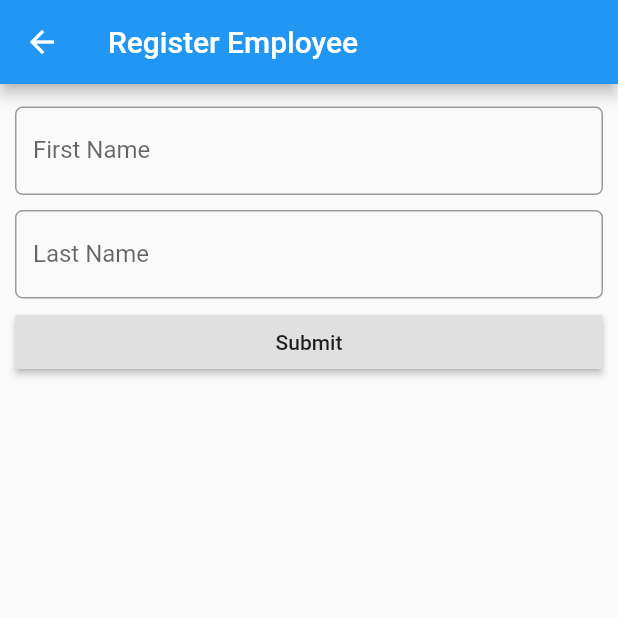
After one commit to Vi-Mal/loginapp, a Flutter app: the registerEmployee screen opened directly, after a tap on "Submit", on a phone screen of 412 x 824 dp, the top half of it. The commit adds this screen. Run offline on Flutter 3.47's test engine with Material 2 defaults, Android fonts, the phone set to English and light mode, and no system bars; our stand-ins replace email_validator, fluttertoast, shared_preferences; missing offline and left inert: footer, mysql1; accounts and stored records are empty; network calls fail.

Commit message:
30/11 DB  wrk

```diff
--- /dev/null
+++ b/lib/EmployeeModel.dart
@@ -0,0 +1,27 @@
+import 'dart:convert';
+
+EmployeeModel employeeModelJson(String str) =>
+    EmployeeModel.fromJson(json.decode(str));
+
+String employeeModelToJson(EmployeeModel data) => json.encode(data.toJson());
+
+class EmployeeModel {
+  int id;
+  String firstName;
+  String lastName;
+
+  EmployeeModel({required this.id, required this.firstName, required this.lastName});
+
+  factory EmployeeModel.fromJson(Map<String, dynamic> json) => EmployeeModel(
+      firstName: json["firstName"], lastName: json["lastName"], id: json["id"]);
+
+  Map<String, dynamic> toJson() => {
+    "firstName": firstName,
+    "lastName": lastName,
+    'id': id,
+  };
+
+  String get firstname => firstName;
+
+  String get lastname => lastName;
+}
--- a/lib/customdrawer.dart
+++ b/lib/customdrawer.dart
@@ -4,6 +4,7 @@ import 'package:loginapp/namelist.dart';
 import 'package:shared_preferences/shared_preferences.dart';
 import 'displayDBdata.dart';
 import 'empapidata.dart';
+import 'getempdata.dart';
 import 'loginscreen.dart';
 
 class CustomDrawer extends StatelessWidget {
@@ -61,7 +62,7 @@ class CustomDrawer extends StatelessWidget {
                       Navigator.push<void>(
                       context,
                       MaterialPageRoute<void>(
-                      builder: (BuildContext context) =>  displatDBdata(),
+                      builder: (BuildContext context) =>  getemployees(),
                       ),
                       );
                     }
--- a/lib/displayDBdata.dart
+++ b/lib/displayDBdata.dart
@@ -11,11 +11,10 @@ class displatDBdata extends StatefulWidget {
 
 class _displatDBdataState extends State<displatDBdata> {
 
-  var db = new Mysql();
   var mail= 'empty';
 
   void _getCustomer() {
-    db.getConnection().then((conn) {
+    Mysql().getConnection().then((conn) {
       String sql = 'SELECT user_mail FROM user_info.user_login';
       conn.query(sql).then((results) {
         for(var row in results){
@@ -37,7 +36,7 @@ class _displatDBdataState extends State<displatDBdata> {
           mainAxisAlignment: MainAxisAlignment.center,
           children: <Widget>[
             Text(
-              'mail: $mail',
+              mail,
             ),
           ],
         ),
--- /dev/null
+++ b/lib/registeremployee.dart
@@ -0,0 +1,121 @@
+import 'dart:convert';
+
+import 'package:flutter/cupertino.dart';
+import 'package:flutter/material.dart';
+import 'package:http/http.dart' as http;
+
+import 'EmployeeModel.dart';
+
+class registerEmployee extends StatefulWidget {
+  @override
+  State<StatefulWidget> createState() {
+    return registerEmployeeState();
+  }
+}
+
+registerEmployees(
+    String firstName, String lastName, BuildContext context) async {
+  var Url = 'http://localhost:8080/addemployee';
+  var response = await http.post(Uri.parse(Url),
+      headers: <String, String>{"Content-Type": "application/json"},
+      body: jsonEncode(<String, String>{
+        "firstName": firstName,
+        "lastName": lastName,
+      }));
+
+  String responseString = response.body;
+  if (response.statusCode == 200) {
+    showDialog(
+      context: context,
+      barrierDismissible: true,
+      builder: (BuildContext dialogContext) {
+        return MyAlertDialog(title: 'Backend Response', content: response.body);
+      },
+    );
+  }
+}
+
+class registerEmployeeState extends State<registerEmployee> {
+  final minimumPadding = 5.0;
+
+  TextEditingController firstController = TextEditingController();
+  TextEditingController lastController = TextEditingController();
+
+  late EmployeeModel employee;
+
+  @override
+  Widget build(BuildContext context) {
+    return Scaffold(
+      appBar: AppBar(
+        title: Text("Register Employee"),
+      ),
+      body: Form(
+        child: Padding(
+          padding: EdgeInsets.all(minimumPadding * 2),
+          child: ListView(
+            children: <Widget>[
+              Padding(
+                  padding: EdgeInsets.only(
+                      top: minimumPadding, bottom: minimumPadding),
+                  child: TextFormField(
+                    decoration: InputDecoration(
+                        labelText: 'First Name',
+                        hintText: 'Enter Your First Name',
+                        border: OutlineInputBorder(
+                            borderRadius: BorderRadius.circular(5.0))),
+                  )),
+              Padding(
+                  padding: EdgeInsets.only(
+                      top: minimumPadding, bottom: minimumPadding),
+                  child: TextFormField(
+                    decoration: InputDecoration(
+                        labelText: 'Last Name',
+                        hintText: 'Enter Your First Name',
+                        border: OutlineInputBorder(
+                            borderRadius: BorderRadius.circular(5.0))),
+                  )),
+              RaisedButton(
+                  child: Text('Submit'),
+                  onPressed: () async {
+                    String firstName = firstController.text;
+                    String lastName = lastController.text;
+                    EmployeeModel employees =
+                    await registerEmployees(firstName, lastName, context);
+                    firstController.text = '';
+                    lastController.text = '';
+                    setState(() {
+                      employee = employees;
+                    });
+                  })
+            ],
+          ),
+        ),
+      ),
+    );
+  }
+}
+
+class MyAlertDialog extends StatelessWidget {
+  final String title;
+  final String content;
+  final List<Widget> actions;
+
+  MyAlertDialog({
+    required this.title,
+    required this.content,
+    this.actions = const [],
+  });
+
+  @override
+  Widget build(BuildContext context) {
+    return AlertDialog(
+      title: Text(
+        this.title,
+      ),
+      actions: this.actions,
+      content: Text(
+        this.content,
+      ),
+    );
+  }
+}
```
Also changed, not shown: lib/DeleteEmployee.dart (added, +33 -0 lines), lib/getempdata.dart (added, +135 -0 lines), lib/updateemployee.dart (added, +134 -0 lines).
